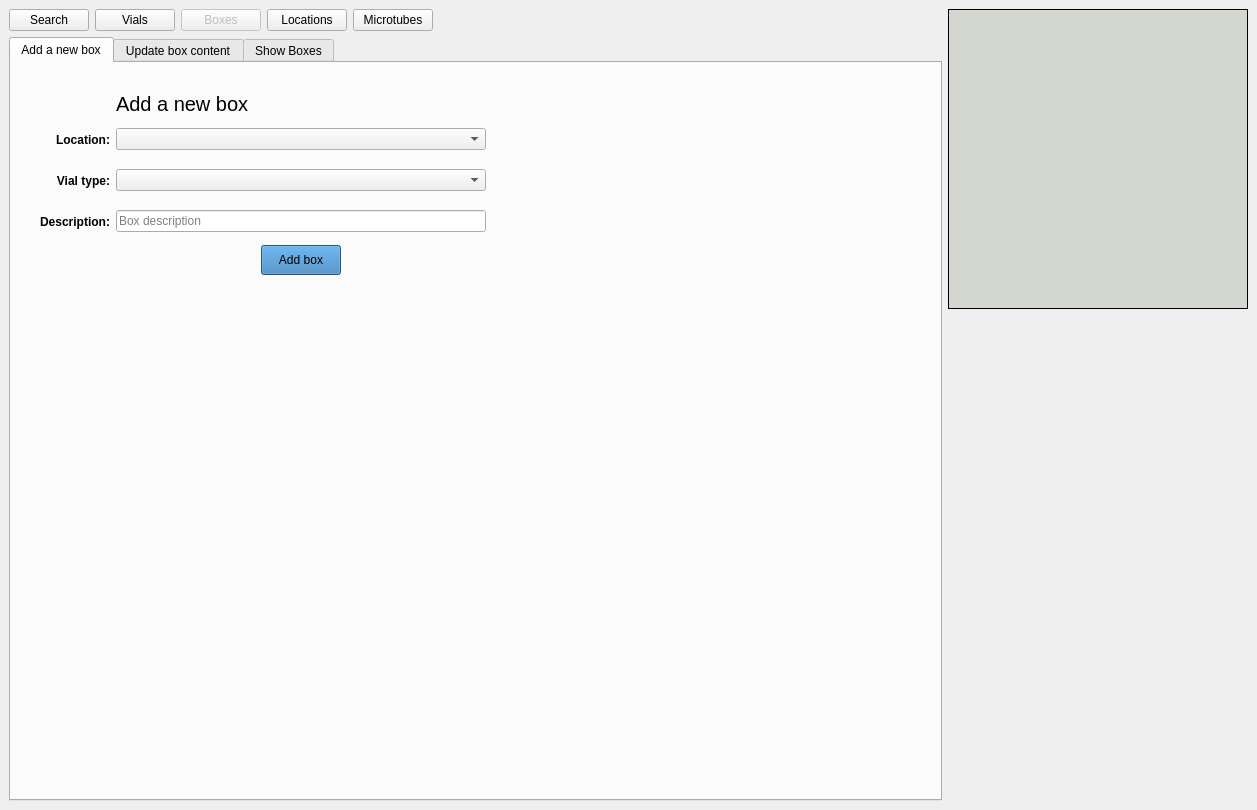
The window that frontend/assets/boxeswindow.ui (dahlbma/cello) describes before a commit, drawn with Qt 5.
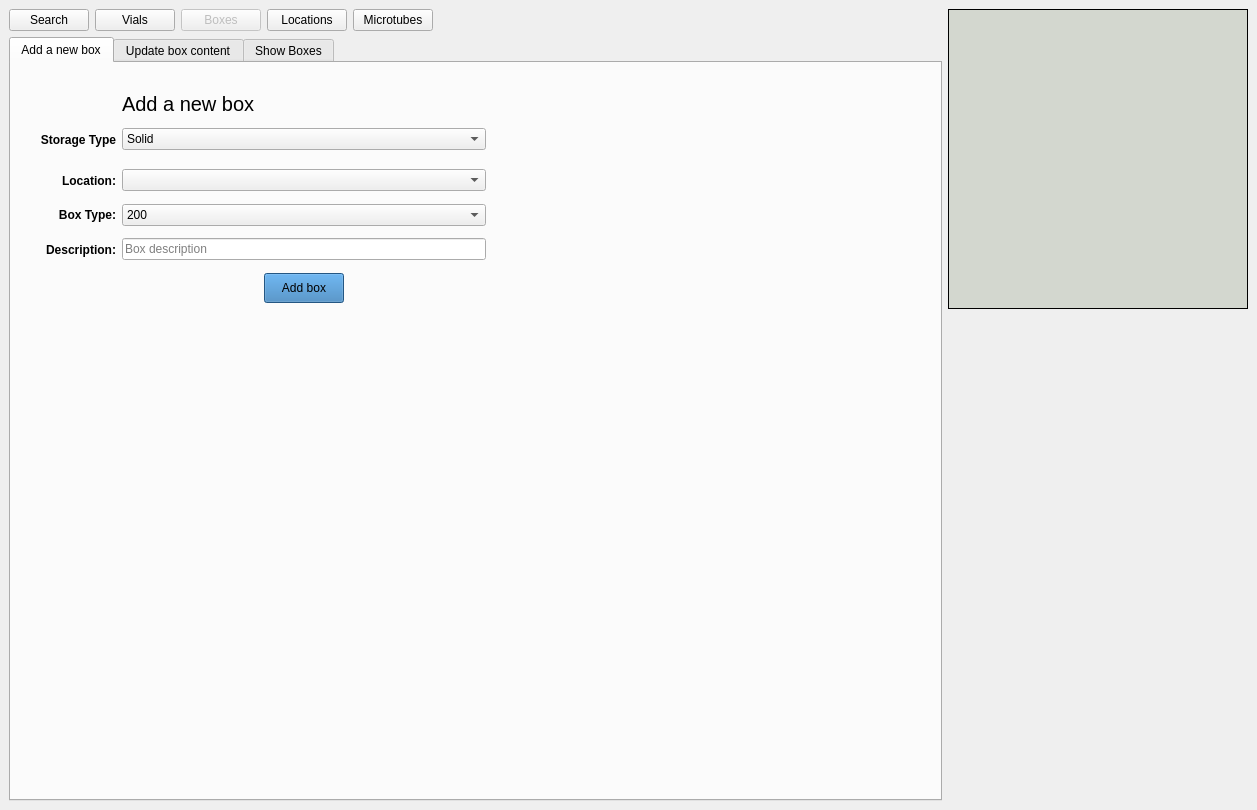
The same window after the commit.

Commit message: add vials screen with paths and code skeleton

Diff of the .ui file:
```diff
--- a/frontend/assets/boxeswindow.ui
+++ b/frontend/assets/boxeswindow.ui
@@ -144,86 +144,10 @@
               </property>
              </widget>
             </item>
-            <item row="1" column="0">
-             <widget class="QLabel" name="label_2">
-              <property name="minimumSize">
-               <size>
-                <width>0</width>
-                <height>35</height>
-               </size>
-              </property>
-              <property name="font">
-               <font>
-                <weight>75</weight>
-                <bold>true</bold>
-               </font>
-              </property>
-              <property name="text">
-               <string>Location:</string>
-              </property>
-              <property name="alignment">
-               <set>Qt::AlignRight|Qt::AlignTrailing|Qt::AlignVCenter</set>
-              </property>
-             </widget>
-            </item>
-            <item row="1" column="1">
-             <widget class="QComboBox" name="add_location_cb"/>
-            </item>
-            <item row="2" column="0">
-             <widget class="QLabel" name="label_3">
-              <property name="minimumSize">
-               <size>
-                <width>0</width>
-                <height>35</height>
-               </size>
-              </property>
-              <property name="font">
-               <font>
-                <weight>75</weight>
-                <bold>true</bold>
-               </font>
-              </property>
-              <property name="text">
-               <string>Vial type:</string>
-              </property>
-              <property name="alignment">
-               <set>Qt::AlignRight|Qt::AlignTrailing|Qt::AlignVCenter</set>
-              </property>
-             </widget>
-            </item>
             <item row="2" column="1">
-             <widget class="QComboBox" name="add_type_cb"/>
+             <widget class="QComboBox" name="add_location_cb"/>
             </item>
-            <item row="3" column="0">
-             <widget class="QLabel" name="label_4">
-              <property name="minimumSize">
-               <size>
-                <width>0</width>
-                <height>35</height>
-               </size>
-              </property>
-              <property name="font">
-               <font>
-                <weight>75</weight>
-                <bold>true</bold>
-               </font>
-              </property>
-              <property name="text">
-               <string>Description:</string>
-              </property>
-              <property name="alignment">
-               <set>Qt::AlignRight|Qt::AlignTrailing|Qt::AlignVCenter</set>
-              </property>
-             </widget>
-            </item>
-            <item row="3" column="1">
-             <widget class="QLineEdit" name="add_description_eb">
-              <property name="placeholderText">
-               <string>Box description</string>
-              </property>
-             </widget>
-            </item>
-            <item row="4" column="1">
+            <item row="5" column="1">
              <layout class="QHBoxLayout" name="horizontalLayout">
               <item>
                <spacer name="horizontalSpacer">
@@ -272,6 +196,128 @@
               </item>
              </layout>
             </item>
+            <item row="2" column="0">
+             <widget class="QLabel" name="label_2">
+              <property name="minimumSize">
+               <size>
+                <width>0</width>
+                <height>35</height>
+               </size>
+              </property>
+              <property name="font">
+               <font>
+                <weight>75</weight>
+                <bold>true</bold>
+               </font>
+              </property>
+              <property name="text">
+               <string>Location:</string>
+              </property>
+              <property name="alignment">
+               <set>Qt::AlignRight|Qt::AlignTrailing|Qt::AlignVCenter</set>
+              </property>
+             </widget>
+            </item>
+            <item row="4" column="1">
+             <widget class="QLineEdit" name="add_description_eb">
+              <property name="placeholderText">
+               <string>Box description</string>
+              </property>
+             </widget>
+            </item>
+            <item row="4" column="0">
+             <widget class="QLabel" name="label_4">
+              <property name="minimumSize">
+               <size>
+                <width>0</width>
+                <height>35</height>
+               </size>
+              </property>
+              <property name="font">
+               <font>
+                <weight>75</weight>
+                <bold>true</bold>
+               </font>
+              </property>
+              <property name="text">
+               <string>Description:</string>
+              </property>
+              <property name="alignment">
+               <set>Qt::AlignRight|Qt::AlignTrailing|Qt::AlignVCenter</set>
+              </property>
+             </widget>
+            </item>
+            <item row="1" column="0">
+             <widget class="QLabel" name="label_3">
+              <property name="minimumSize">
+               <size>
+                <width>0</width>
+                <height>35</height>
+               </size>
+              </property>
+              <property name="font">
+               <font>
+                <weight>75</weight>
+                <bold>true</bold>
+               </font>
+              </property>
+              <property name="text">
+               <string>Storage Type</string>
+              </property>
+              <property name="alignment">
+               <set>Qt::AlignRight|Qt::AlignTrailing|Qt::AlignVCenter</set>
+              </property>
+             </widget>
+            </item>
+            <item row="1" column="1">
+             <widget class="QComboBox" name="add_storage_type_cb">
+              <item>
+               <property name="text">
+                <string>Solid</string>
+               </property>
+              </item>
+              <item>
+               <property name="text">
+                <string>Freezer</string>
+               </property>
+              </item>
+             </widget>
+            </item>
+            <item row="3" column="1">
+             <widget class="QComboBox" name="add_box_type_cb">
+              <item>
+               <property name="text">
+                <string>200</string>
+               </property>
+              </item>
+              <item>
+               <property name="text">
+                <string>64</string>
+               </property>
+              </item>
+              <item>
+               <property name="text">
+                <string>50</string>
+               </property>
+              </item>
+             </widget>
+            </item>
+            <item row="3" column="0">
+             <widget class="QLabel" name="label_6">
+              <property name="font">
+               <font>
+                <weight>75</weight>
+                <bold>true</bold>
+               </font>
+              </property>
+              <property name="text">
+               <string>Box Type:</string>
+              </property>
+              <property name="alignment">
+               <set>Qt::AlignRight|Qt::AlignTrailing|Qt::AlignVCenter</set>
+              </property>
+             </widget>
+            </item>
            </layout>
           </item>
           <item row="0" column="1">
```
Left out of the diff: 40 changed lines with no effect on the pictures. The commit also changes 4 other files.
